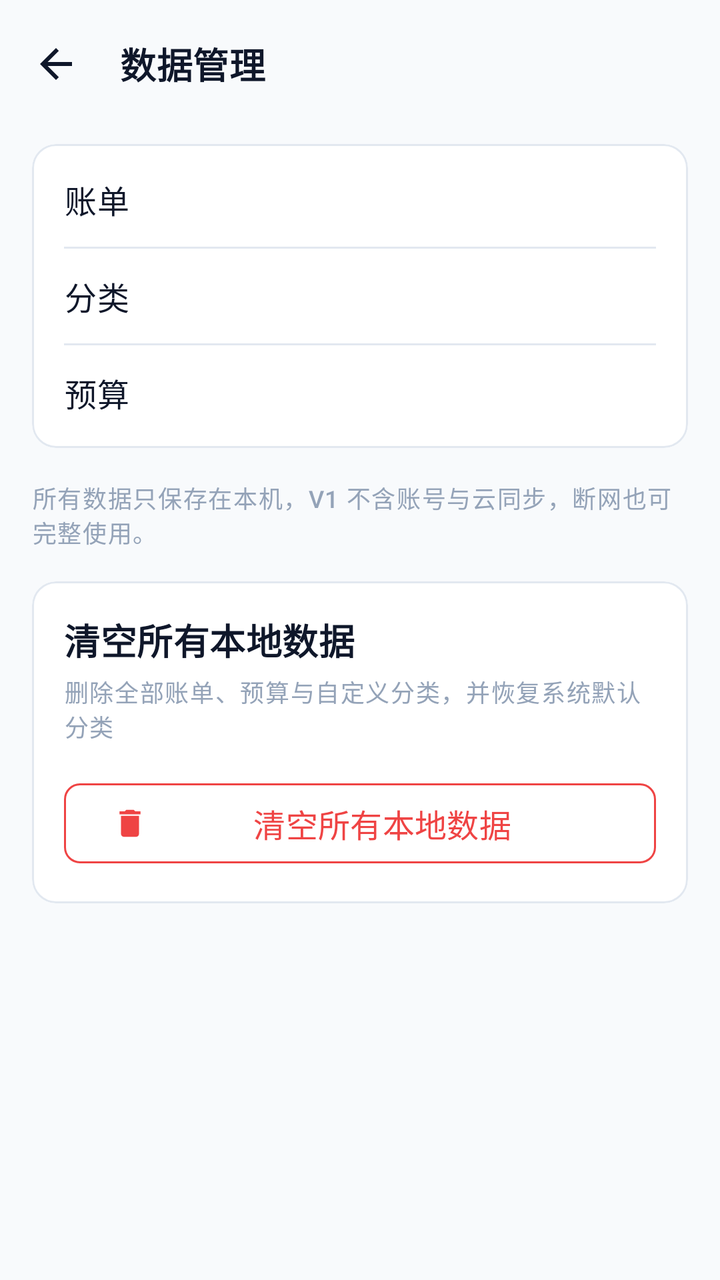
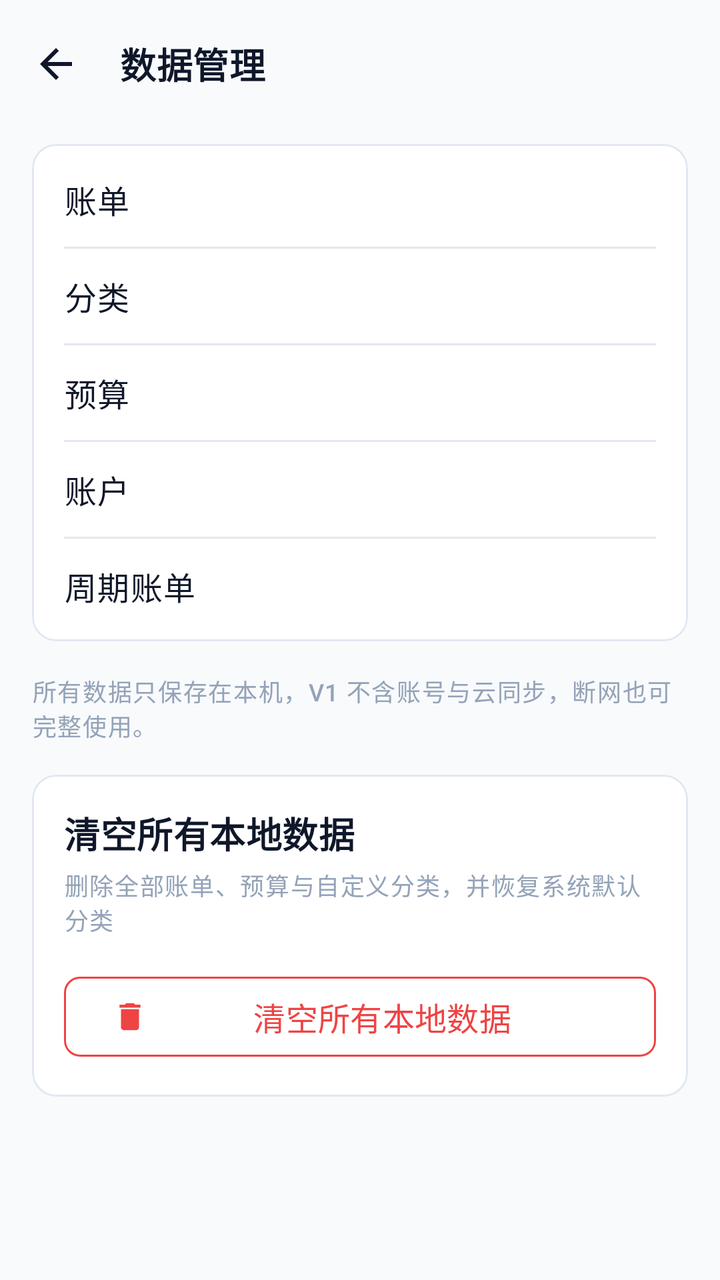

Screens rendered from an Android XML layout before and after an edit, with the pre-edit source and the edit as a unified diff.
<!-- AndroidManifest.xml: application theme Theme.MinimalistBookkeeping -->
<!-- res/layout/activity_data_manage.xml -->
<?xml version="1.0" encoding="utf-8"?>
<LinearLayout xmlns:android="http://schemas.android.com/apk/res/android"
    xmlns:app="http://schemas.android.com/apk/res-auto"
    android:id="@+id/dataRoot"
    android:layout_width="match_parent"
    android:layout_height="match_parent"
    android:background="@color/background"
    android:orientation="vertical">

    <com.google.android.material.appbar.MaterialToolbar
        android:id="@+id/toolbar"
        style="@style/Widget.App.Toolbar"
        android:layout_width="match_parent"
        android:layout_height="?attr/actionBarSize"
        app:navigationContentDescription="@string/cd_navigate_up"
        app:navigationIcon="@drawable/ic_arrow_left"
        app:title="@string/data_title" />

    <ScrollView
        android:layout_width="match_parent"
        android:layout_height="0dp"
        android:layout_weight="1"
        android:clipToPadding="false"
        android:fillViewport="true">

        <LinearLayout
            android:layout_width="match_parent"
            android:layout_height="wrap_content"
            android:orientation="vertical"
            android:paddingStart="@dimen/page_margin"
            android:paddingTop="@dimen/spacing_sm"
            android:paddingEnd="@dimen/page_margin"
            android:paddingBottom="@dimen/spacing_xxl">

            <com.google.android.material.card.MaterialCardView
                style="@style/Widget.App.Card"
                android:layout_width="match_parent"
                android:layout_height="wrap_content">

                <LinearLayout
                    android:layout_width="match_parent"
                    android:layout_height="wrap_content"
                    android:orientation="vertical">

                    <LinearLayout
                        android:layout_width="match_parent"
                        android:layout_height="wrap_content"
                        android:gravity="center_vertical"
                        android:orientation="horizontal">

                        <TextView
                            android:layout_width="0dp"
                            android:layout_height="wrap_content"
                            android:layout_weight="1"
                            android:text="@string/data_transaction_count"
                            android:textAppearance="@style/TextAppearance.App.Body" />

                        <TextView
                            android:id="@+id/dataTransactionValue"
                            android:layout_width="wrap_content"
                            android:layout_height="wrap_content"
                            android:maxLines="1"
                            android:textAppearance="@style/TextAppearance.App.Secondary" />

                    </LinearLayout>

                    <View
                        style="@style/AppDivider"
                        android:layout_marginTop="@dimen/spacing_md"
                        android:layout_marginBottom="@dimen/spacing_md" />

                    <LinearLayout
                        android:layout_width="match_parent"
                        android:layout_height="wrap_content"
                        android:gravity="center_vertical"
                        android:orientation="horizontal">

                        <TextView
                            android:layout_width="0dp"
                            android:layout_height="wrap_content"
                            android:layout_weight="1"
                            android:text="@string/data_category_count"
                            android:textAppearance="@style/TextAppearance.App.Body" />

                        <TextView
                            android:id="@+id/dataCategoryValue"
                            android:layout_width="wrap_content"
                            android:layout_height="wrap_content"
                            android:maxLines="1"
                            android:textAppearance="@style/TextAppearance.App.Secondary" />

                    </LinearLayout>

                    <View
                        style="@style/AppDivider"
                        android:layout_marginTop="@dimen/spacing_md"
                        android:layout_marginBottom="@dimen/spacing_md" />

                    <LinearLayout
                        android:layout_width="match_parent"
                        android:layout_height="wrap_content"
                        android:gravity="center_vertical"
                        android:orientation="horizontal">

                        <TextView
                            android:layout_width="0dp"
                            android:layout_height="wrap_content"
                            android:layout_weight="1"
                            android:text="@string/data_budget_count"
                            android:textAppearance="@style/TextAppearance.App.Body" />

                        <TextView
                            android:id="@+id/dataBudgetValue"
                            android:layout_width="wrap_content"
                            android:layout_height="wrap_content"
                            android:maxLines="1"
                            android:textAppearance="@style/TextAppearance.App.Secondary" />

                    </LinearLayout>

                </LinearLayout>

            </com.google.android.material.card.MaterialCardView>

            <TextView
                android:layout_width="match_parent"
                android:layout_height="wrap_content"
                android:layout_marginTop="@dimen/spacing_lg"
                android:text="@string/data_local_only"
                android:textAppearance="@style/TextAppearance.App.Caption" />

            
            <com.google.android.material.card.MaterialCardView
                style="@style/Widget.App.Card"
                android:layout_width="match_parent"
                android:layout_height="wrap_content"
                android:layout_marginTop="@dimen/spacing_lg">

                <LinearLayout
                    android:layout_width="match_parent"
                    android:layout_height="wrap_content"
                    android:orientation="vertical">

                    <TextView
                        android:layout_width="match_parent"
                        android:layout_height="wrap_content"
                        android:text="@string/data_clear_title"
                        android:textAppearance="@style/TextAppearance.App.SectionTitle" />

                    <TextView
                        android:layout_width="match_parent"
                        android:layout_height="wrap_content"
                        android:layout_marginTop="@dimen/spacing_xs"
                        android:text="@string/data_clear_subtitle"
                        android:textAppearance="@style/TextAppearance.App.Caption" />

                    <com.google.android.material.button.MaterialButton
                        android:id="@+id/clearDataButton"
                        style="@style/Widget.App.Button.Danger"
                        android:layout_width="match_parent"
                        android:layout_height="wrap_content"
                        android:layout_marginTop="@dimen/spacing_lg"
                        android:text="@string/data_clear_button"
                        app:icon="@drawable/ic_delete"
                        app:iconTint="@color/danger" />

                </LinearLayout>

            </com.google.android.material.card.MaterialCardView>

        </LinearLayout>

    </ScrollView>

</LinearLayout>
<!-- resources referenced by this layout -->
<resources>
  <color name="background">#F8FAFC</color>
  <color name="danger">#EF4444</color>
  <dimen name="page_margin">16dp</dimen>
  <dimen name="spacing_lg">16dp</dimen>
  <dimen name="spacing_md">12dp</dimen>
  <dimen name="spacing_sm">8dp</dimen>
  <dimen name="spacing_xs">4dp</dimen>
  <dimen name="spacing_xxl">32dp</dimen>
  <string name="cd_navigate_up">返回</string>
  <string name="data_budget_count">预算</string>
  <string name="data_category_count">分类</string>
  <string name="data_clear_button">清空所有本地数据</string>
  <string name="data_clear_subtitle">删除全部账单、预算与自定义分类，并恢复系统默认分类</string>
  <string name="data_clear_title">清空所有本地数据</string>
  <string name="data_local_only">所有数据只保存在本机，V1 不含账号与云同步，断网也可完整使用。</string>
  <string name="data_title">数据管理</string>
  <string name="data_transaction_count">账单</string>
  <style name="AppDivider">
          <item name="android:layout_width">match_parent</item>
          <item name="android:layout_height">@dimen/divider_height</item>
          <item name="android:background">@color/divider</item>
      </style>
  <style name="TextAppearance.App.Body" parent="TextAppearance.Material3.BodyLarge">
          <item name="android:textSize">@dimen/font_body</item>
          <item name="android:textColor">@color/text_primary</item>
      </style>
  <style name="TextAppearance.App.Caption" parent="TextAppearance.Material3.LabelSmall">
          <item name="android:textSize">@dimen/font_caption</item>
          <item name="android:textColor">@color/text_tertiary</item>
      </style>
  <style name="TextAppearance.App.Secondary" parent="TextAppearance.Material3.BodyMedium">
          <item name="android:textSize">@dimen/font_secondary</item>
          <item name="android:textColor">@color/text_secondary</item>
      </style>
  <style name="TextAppearance.App.SectionTitle" parent="TextAppearance.Material3.TitleMedium">
          <item name="android:textSize">@dimen/font_section_title</item>
          <item name="android:textColor">@color/text_primary</item>
          <item name="android:textStyle">bold</item>
      </style>
  <style name="Theme.MinimalistBookkeeping" parent="Base.Theme.MinimalistBookkeeping" />
  <dimen name="divider_height">1dp</dimen>
  <color name="divider">#E2E8F0</color>
  <dimen name="font_body">16sp</dimen>
  <color name="text_primary">#0F172A</color>
  <dimen name="font_caption">12sp</dimen>
  <color name="text_tertiary">#94A3B8</color>
  <dimen name="font_secondary">14sp</dimen>
  <color name="text_secondary">#64748B</color>
  <dimen name="font_section_title">18sp</dimen>
  <dimen name="button_height">48dp</dimen>
  <dimen name="radius_sm">8dp</dimen>
  <color name="surface">#FFFFFF</color>
  <dimen name="radius_md">12dp</dimen>
  <dimen name="stroke_width">1dp</dimen>
  <style name="Base.Theme.MinimalistBookkeeping" parent="Base.V1.Theme.MinimalistBookkeeping">
          <item name="android:windowLightStatusBar" tools:targetApi="m">true</item>
          <item name="android:windowLightNavigationBar" tools:targetApi="o_mr1">true</item>
      </style>
  <color name="primary">#2563EB</color>
  <color name="text_on_primary">#FFFFFF</color>
  <color name="primary_light">#DBEAFE</color>
  <color name="primary_dark">#1D4ED8</color>
  <color name="surface_subtle">#F1F5F9</color>
  <style name="TextAppearance.App.Display" parent="TextAppearance.Material3.DisplaySmall">
          <item name="android:textSize">@dimen/font_display</item>
          <item name="android:textColor">@color/text_primary</item>
          <item name="android:textStyle">bold</item>
      </style>
  <style name="TextAppearance.App.PageTitle" parent="TextAppearance.Material3.TitleLarge">
          <item name="android:textSize">@dimen/font_page_title</item>
          <item name="android:textColor">@color/text_primary</item>
          <item name="android:textStyle">bold</item>
      </style>
  <dimen name="font_display">32sp</dimen>
  <dimen name="font_page_title">24sp</dimen>
  <!-- unchanged entries left out for length: 6 -->
</resources>

<!-- the commit's change to res/layout/activity_data_manage.xml (unified diff, before → after) -->
@@ -118,6 +118,61 @@
 
                     </LinearLayout>
 
+                    <View
+                        style="@style/AppDivider"
+                        android:layout_marginTop="@dimen/spacing_md"
+                        android:layout_marginBottom="@dimen/spacing_md" />
+
+                    
+                    <LinearLayout
+                        android:layout_width="match_parent"
+                        android:layout_height="wrap_content"
+                        android:gravity="center_vertical"
+                        android:orientation="horizontal">
+
+                        <TextView
+                            android:layout_width="0dp"
+                            android:layout_height="wrap_content"
+                            android:layout_weight="1"
+                            android:text="@string/data_account_count"
+                            android:textAppearance="@style/TextAppearance.App.Body" />
+
+                        <TextView
+                            android:id="@+id/dataAccountValue"
+                            android:layout_width="wrap_content"
+                            android:layout_height="wrap_content"
+                            android:maxLines="1"
+                            android:textAppearance="@style/TextAppearance.App.Secondary" />
+
+                    </LinearLayout>
+
+                    <View
+                        style="@style/AppDivider"
+                        android:layout_marginTop="@dimen/spacing_md"
+                        android:layout_marginBottom="@dimen/spacing_md" />
+
+                    <LinearLayout
+                        android:layout_width="match_parent"
+                        android:layout_height="wrap_content"
+                        android:gravity="center_vertical"
+                        android:orientation="horizontal">
+
+                        <TextView
+                            android:layout_width="0dp"
+                            android:layout_height="wrap_content"
+                            android:layout_weight="1"
+                            android:text="@string/data_recurring_count"
+                            android:textAppearance="@style/TextAppearance.App.Body" />
+
+                        <TextView
+                            android:id="@+id/dataRecurringValue"
+                            android:layout_width="wrap_content"
+                            android:layout_height="wrap_content"
+                            android:maxLines="1"
+                            android:textAppearance="@style/TextAppearance.App.Secondary" />
+
+                    </LinearLayout>
+
                 </LinearLayout>
 
             </com.google.android.material.card.MaterialCardView>
<!-- resource entries referenced after the edit -->
@@ -9,12 +9,14 @@
   <dimen name="spacing_xs">4dp</dimen>
   <dimen name="spacing_xxl">32dp</dimen>
   <string name="cd_navigate_up">返回</string>
+  <string name="data_account_count">账户</string>
   <string name="data_budget_count">预算</string>
   <string name="data_category_count">分类</string>
   <string name="data_clear_button">清空所有本地数据</string>
   <string name="data_clear_subtitle">删除全部账单、预算与自定义分类，并恢复系统默认分类</string>
   <string name="data_clear_title">清空所有本地数据</string>
   <string name="data_local_only">所有数据只保存在本机，V1 不含账号与云同步，断网也可完整使用。</string>
+  <string name="data_recurring_count">周期账单</string>
   <string name="data_title">数据管理</string>
   <string name="data_transaction_count">账单</string>
   <style name="AppDivider">
